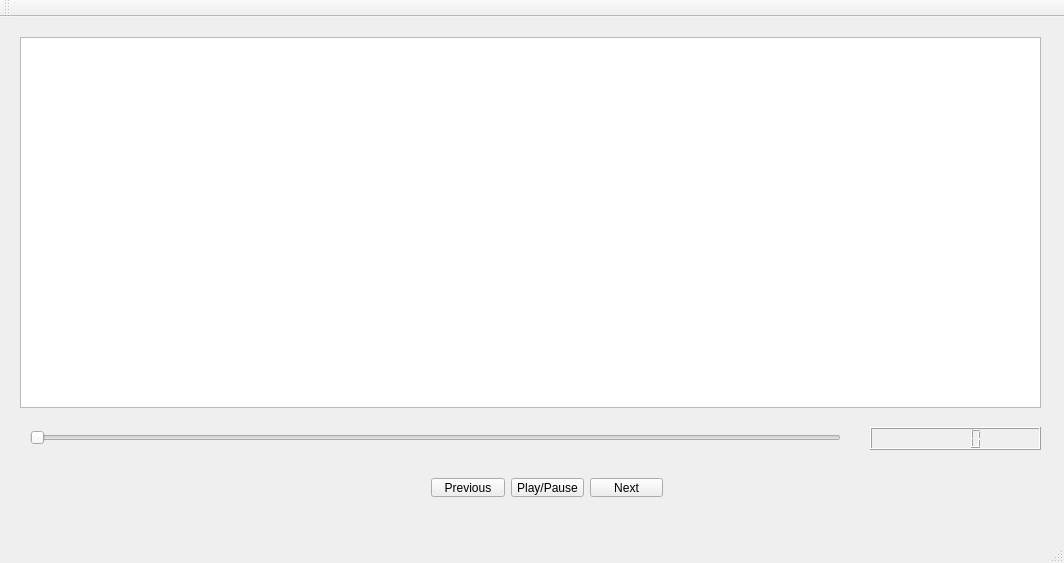
Qt form qt/mainwindow.ui (python-discord/code-jam-4) before a commit.
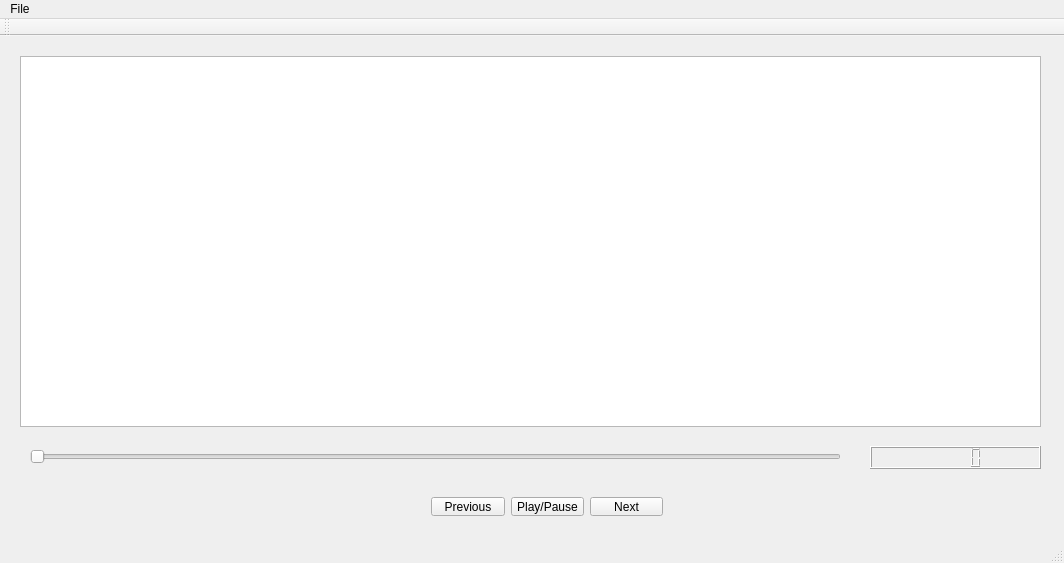
The same form after that commit.

Commit message:
Add "add files" action to menu bar
* Replace table widget with a table view
* Rename objects

```diff
--- a/qt/mainwindow.ui
+++ b/qt/mainwindow.ui
@@ -13,8 +13,8 @@
   <property name="windowTitle">
    <string>MainWindow</string>
   </property>
-  <widget class="QWidget" name="centralWidget">
-   <widget class="QTableWidget" name="tableWidget">
+  <widget class="QWidget" name="central_widget">
+   <widget class="QTableView" name="playlist_view">
     <property name="geometry">
      <rect>
       <x>20</x>
@@ -90,6 +90,13 @@
      <height>20</height>
     </rect>
    </property>
+   <widget class="QMenu" name="menu_file">
+    <property name="title">
+     <string>File</string>
+    </property>
+    <addaction name="add_files_action"/>
+   </widget>
+   <addaction name="menu_file"/>
   </widget>
   <widget class="QToolBar" name="mainToolBar">
    <attribute name="toolBarArea">
```
Left out of the diff: 13 changed lines with no effect on the pictures.
